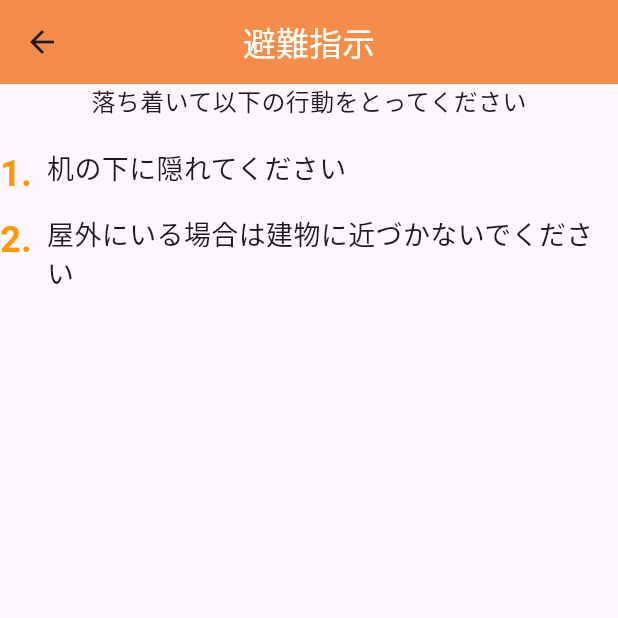
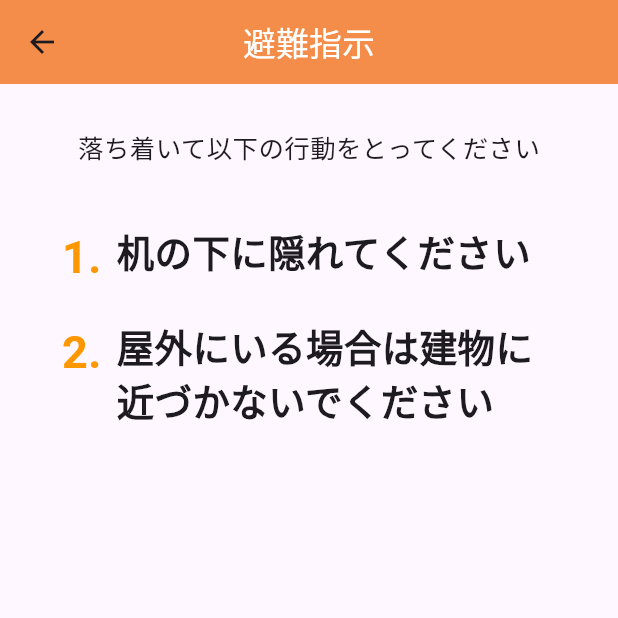
Before and after one commit to raisu3141/home_escape, a Flutter app: the EscapePage screen opened directly, on a phone screen of 412 x 824 dp, the top half of it. Run offline on Flutter 3.47's test engine with Material 3 defaults, Android fonts, the phone set to English and light mode, and no system bars; our stand-ins replace flutter_hooks, flutter_riverpod; Roboto replaces fonts that are missing (dotGothic16).

Commit message:
escapeUI整え

```diff
--- a/lib/pages/escape_page.dart
+++ b/lib/pages/escape_page.dart
@@ -8,6 +8,8 @@ class EscapePage extends StatelessWidget {
     final double deviceHeight =
         MediaQuery.of(context).size.height; //端末の縦の大きさを取得
     final double deviceWidth = MediaQuery.of(context).size.width; //端末の横の大きさを取得
+    final double horizontalPadding = deviceWidth * 0.1;
+
     return Scaffold(
       appBar: AppBar(
         centerTitle: true,
@@ -17,54 +19,70 @@ class EscapePage extends StatelessWidget {
         ),
         backgroundColor: const Color(0xFFF38D49),
       ),
-      body: const Column(
+      body: Padding(
+        padding: EdgeInsets.symmetric(horizontal: horizontalPadding),
+        child: const Column(
+          children: [
+            SizedBox(height: 30),
+            Text(
+              '落ち着いて以下の行動をとってください',
+              style: TextStyle(fontSize: 17),
+            ),
+            SizedBox(height: 40),
+            SizedBox(
+              child: Row(
+                crossAxisAlignment: CrossAxisAlignment.start,
                 children: [
                   Text(
-            '落ち着いて以下の行動をとってください',
-            style: TextStyle(fontSize: 16),
+                    '1.',
+                    style: TextStyle(
+                        fontSize: 30,
+                        color: Colors.orange,
+                        fontWeight: FontWeight.bold),
+                  ),
+                  SizedBox(
+                    width: 10,
+                  ),
+                  Expanded(
+                    child: Text(
+                      '机の下に隠れてください',
+                      style: TextStyle(
+                        fontSize: 25,
+                        fontWeight: FontWeight.bold,
+                      ),
+                    ),
+                  ),
+                ],
+              ),
             ),
             SizedBox(height: 20),
             Row(
               crossAxisAlignment: CrossAxisAlignment.start,
               children: [
                 Text(
-                '1.',
+                  '2.',
                   style: TextStyle(
-                    fontSize: 24,
+                      fontSize: 30,
                       color: Colors.orange,
                       fontWeight: FontWeight.bold),
                 ),
-              SizedBox(width: 10),
-              Expanded(
-                child: Text(
-                  '机の下に隠れてください',
-                  style: TextStyle(fontSize: 18),
+                SizedBox(
+                  width: 10,
                 ),
-              ),
-            ],
-          ),
-          SizedBox(height: 10),
-          Row(
-            crossAxisAlignment: CrossAxisAlignment.start,
-            children: [
-              Text(
-                '2.',
-                style: TextStyle(
-                    fontSize: 24,
-                    color: Colors.orange,
-                    fontWeight: FontWeight.bold),
-              ),
-              SizedBox(width: 10),
                 Expanded(
                   child: Text(
                     '屋外にいる場合は建物に近づかないでください',
-                  style: TextStyle(fontSize: 18),
+                    style: TextStyle(
+                      fontSize: 25,
+                      fontWeight: FontWeight.bold,
+                    ),
                   ),
                 ),
               ],
             ),
           ],
         ),
+      ),
     );
   }
 }
```
Lines whose indentation alone changed are shown as unchanged.
